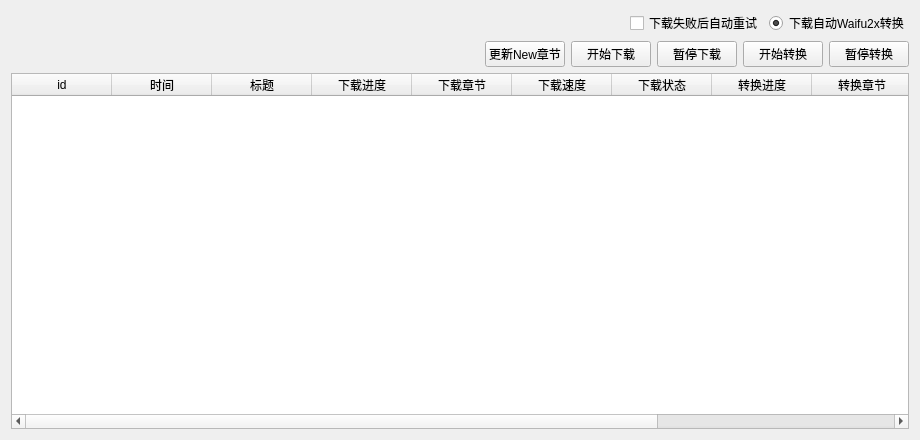
This is ui/ui_download.ui in tonquer/picacg-qt as Qt 5 draws it before an edit. The edited form follows.
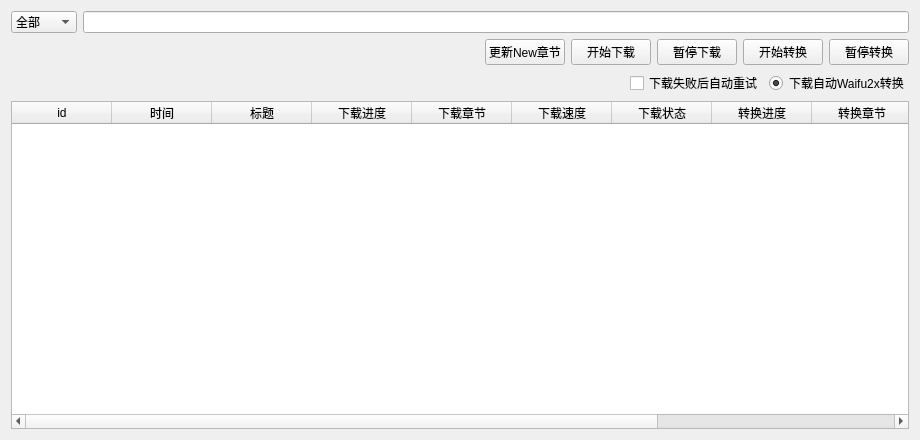
This is the edited form.

Diff of the .ui file:
```diff
--- a/ui/ui_download.ui
+++ b/ui/ui_download.ui
@@ -14,7 +14,70 @@
    <string>下载</string>
   </property>
   <layout class="QGridLayout" name="gridLayout_2">
-   <item row="1" column="0">
+   <item row="2" column="0">
+    <layout class="QHBoxLayout" name="horizontalLayout_2">
+     <item>
+      <spacer name="horizontalSpacer_2">
+       <property name="orientation">
+        <enum>Qt::Horizontal</enum>
+       </property>
+       <property name="sizeHint" stdset="0">
+        <size>
+         <width>40</width>
+         <height>20</height>
+        </size>
+       </property>
+      </spacer>
+     </item>
+     <item>
+      <widget class="QCheckBox" name="redownloadRadio">
+       <property name="text">
+        <string>下载失败后自动重试</string>
+       </property>
+      </widget>
+     </item>
+     <item>
+      <widget class="QRadioButton" name="radioButton">
+       <property name="enabled">
+        <bool>true</bool>
+       </property>
+       <property name="text">
+        <string>下载自动Waifu2x转换</string>
+       </property>
+       <property name="checked">
+        <bool>true</bool>
+       </property>
+      </widget>
+     </item>
+    </layout>
+   </item>
+   <item row="0" column="0">
+    <layout class="QHBoxLayout" name="horizontalLayout_5">
+     <item>
+      <widget class="QComboBox" name="comboBox">
+       <item>
+        <property name="text">
+         <string>全部</string>
+        </property>
+       </item>
+       <item>
+        <property name="text">
+         <string>未完成</string>
+        </property>
+       </item>
+       <item>
+        <property name="text">
+         <string>已完成</string>
+        </property>
+       </item>
+      </widget>
+     </item>
+     <item>
+      <widget class="QLineEdit" name="lineEdit"/>
+     </item>
+    </layout>
+   </item>
+   <item row="3" column="0">
     <layout class="QGridLayout" name="gridLayout">
      <item row="5" column="0">
       <widget class="QTableWidget" name="tableWidget">
@@ -75,6 +138,8 @@
        </column>
       </widget>
      </item>
+    </layout>
+   </item>
      <item row="1" column="0">
       <layout class="QHBoxLayout" name="horizontalLayout">
        <item>
@@ -122,45 +187,6 @@
         <widget class="QPushButton" name="pushButton_4">
          <property name="text">
           <string>暂停转换</string>
-         </property>
-        </widget>
-       </item>
-      </layout>
-     </item>
-    </layout>
-   </item>
-   <item row="0" column="0">
-    <layout class="QHBoxLayout" name="horizontalLayout_2">
-     <item>
-      <spacer name="horizontalSpacer_2">
-       <property name="orientation">
-        <enum>Qt::Horizontal</enum>
-       </property>
-       <property name="sizeHint" stdset="0">
-        <size>
-         <width>40</width>
-         <height>20</height>
-        </size>
-       </property>
-      </spacer>
-     </item>
-     <item>
-      <widget class="QCheckBox" name="redownloadRadio">
-       <property name="text">
-        <string>下载失败后自动重试</string>
-       </property>
-      </widget>
-     </item>
-     <item>
-      <widget class="QRadioButton" name="radioButton">
-       <property name="enabled">
-        <bool>true</bool>
-       </property>
-       <property name="text">
-        <string>下载自动Waifu2x转换</string>
-       </property>
-       <property name="checked">
-        <bool>true</bool>
        </property>
       </widget>
      </item>
```
Lines whose indentation alone changed are shown as unchanged.
